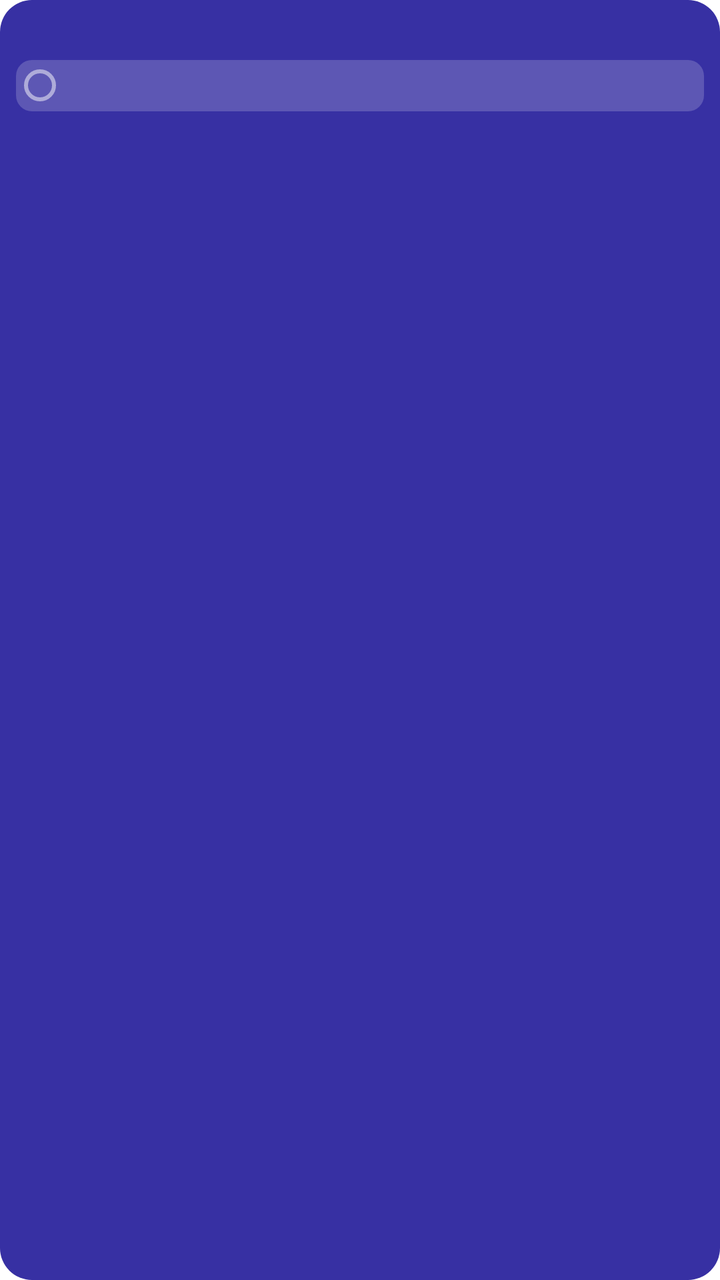
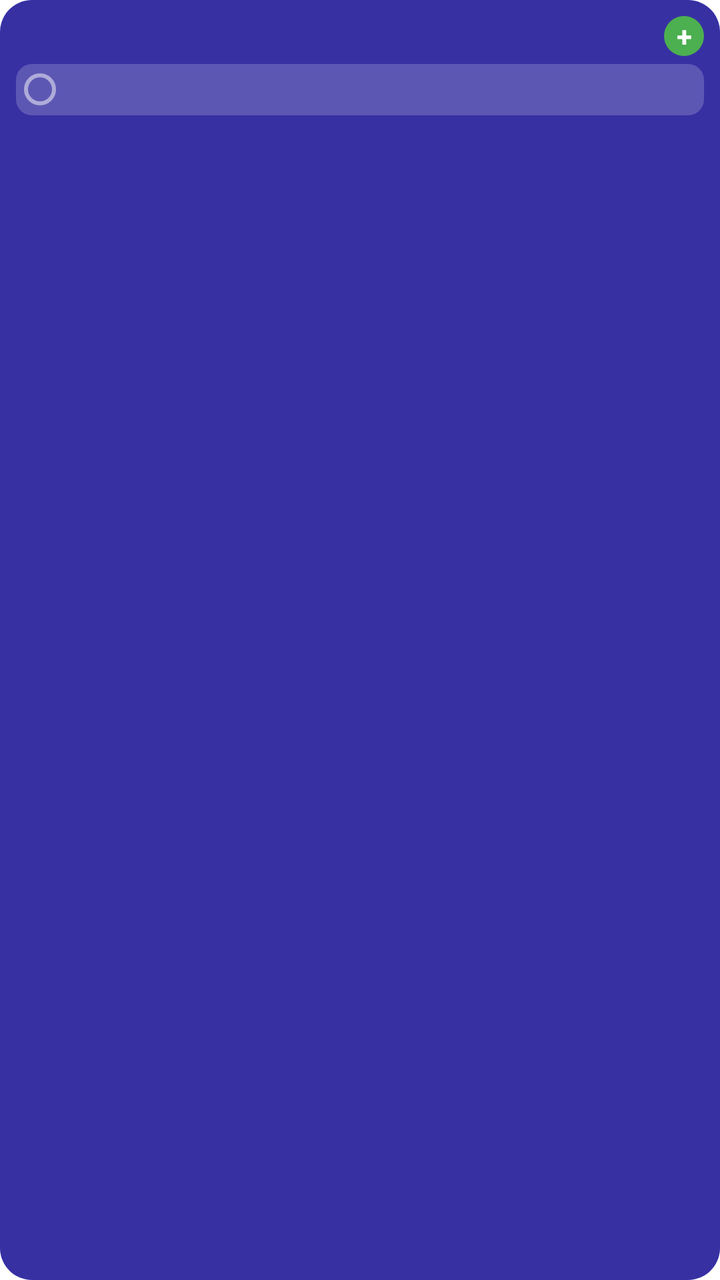

Compare the two renders of this Android layout. The source of the first and the diff that turns it into the second are given below.
<!-- AndroidManifest.xml: fallback theme Theme.MaterialComponents.DayNight.NoActionBar -->
<!-- res/layout/task_widget.xml -->
﻿<?xml version="1.0" encoding="utf-8"?>
<LinearLayout xmlns:android="http://schemas.android.com/apk/res/android"
    android:id="@+id/widget_container" android:layout_width="match_parent" android:layout_height="match_parent"
    android:background="@drawable/widget_background" android:orientation="vertical" android:padding="8dp">
    <LinearLayout android:layout_width="match_parent" android:layout_height="wrap_content" android:gravity="center_vertical">
        <ImageView android:layout_width="18dp" android:layout_height="18dp" android:src="@mipmap/ic_launcher"/>
        <TextView android:id="@+id/widget_title" android:layout_width="0dp" android:layout_height="wrap_content"
            android:layout_weight="1" android:layout_marginStart="6dp" android:textColor="#FFFFFF" android:textSize="13sp" android:textStyle="bold"/>
    </LinearLayout>
    <LinearLayout android:id="@+id/empty_container" android:layout_width="match_parent" android:layout_height="0dp"
        android:layout_weight="1" android:gravity="center" android:padding="6dp" android:visibility="gone">
        <TextView android:id="@+id/empty_text" android:layout_width="match_parent" android:layout_height="match_parent"
            android:gravity="center" android:maxLines="3" android:ellipsize="end" android:fontFamily="@font/caveat" android:textColor="#F2FFFFFF"
            android:autoSizeTextType="uniform" android:autoSizeMinTextSize="9sp" android:autoSizeMaxTextSize="17sp" android:autoSizeStepGranularity="1sp"/>
    </LinearLayout>
    <LinearLayout android:layout_width="match_parent" android:layout_height="0dp" android:layout_weight="1"
        android:layout_marginTop="4dp" android:orientation="vertical">
        <LinearLayout android:id="@+id/task_row_1" android:layout_width="match_parent" android:layout_height="wrap_content"
            android:layout_marginBottom="2dp" android:background="@drawable/widget_row_bg" android:gravity="center_vertical" android:padding="4dp">
            <ImageView android:id="@+id/task_checkbox_1" android:layout_width="16dp" android:layout_height="16dp" android:background="@drawable/widget_checkbox"/>
            <TextView android:id="@+id/priority_dot_1" android:layout_width="wrap_content" android:layout_height="wrap_content" android:text="●" android:textSize="8sp" android:textColor="#EF5350" android:layout_marginStart="3dp" android:visibility="gone"/>
            <TextView android:id="@+id/task_title_1" android:layout_width="0dp" android:layout_height="wrap_content"
                android:layout_marginStart="4dp" android:layout_weight="1" android:ellipsize="end" android:maxLines="1" android:textColor="#FFFFFF" android:textSize="13sp"/>
        </LinearLayout>
        <LinearLayout android:id="@+id/task_row_2" android:layout_width="match_parent" android:layout_height="wrap_content"
            android:layout_marginBottom="2dp" android:background="@drawable/widget_row_bg" android:gravity="center_vertical" android:padding="4dp" android:visibility="gone">
            <ImageView android:id="@+id/task_checkbox_2" android:layout_width="16dp" android:layout_height="16dp" android:background="@drawable/widget_checkbox"/>
            <TextView android:id="@+id/priority_dot_2" android:layout_width="wrap_content" android:layout_height="wrap_content" android:text="●" android:textSize="8sp" android:textColor="#EF5350" android:layout_marginStart="3dp" android:visibility="gone"/>
            <TextView android:id="@+id/task_title_2" android:layout_width="0dp" android:layout_height="wrap_content"
                android:layout_marginStart="4dp" android:layout_weight="1" android:ellipsize="end" android:maxLines="1" android:textColor="#FFFFFF" android:textSize="13sp"/>
        </LinearLayout>
        <LinearLayout android:id="@+id/task_row_3" android:layout_width="match_parent" android:layout_height="wrap_content"
            android:background="@drawable/widget_row_bg" android:gravity="center_vertical" android:padding="4dp" android:visibility="gone">
            <ImageView android:id="@+id/task_checkbox_3" android:layout_width="16dp" android:layout_height="16dp" android:background="@drawable/widget_checkbox"/>
            <TextView android:id="@+id/priority_dot_3" android:layout_width="wrap_content" android:layout_height="wrap_content" android:text="●" android:textSize="8sp" android:textColor="#EF5350" android:layout_marginStart="3dp" android:visibility="gone"/>
            <TextView android:id="@+id/task_title_3" android:layout_width="0dp" android:layout_height="wrap_content"
                android:layout_marginStart="4dp" android:layout_weight="1" android:ellipsize="end" android:maxLines="1" android:textColor="#FFFFFF" android:textSize="13sp"/>
        </LinearLayout>
    </LinearLayout>
</LinearLayout>
<!-- resources referenced by this layout -->
<resources>
  <!-- drawable widget_background (drawable) -->
  ﻿<?xml version="1.0" encoding="utf-8"?>
  <shape xmlns:android="http://schemas.android.com/apk/res/android" android:shape="rectangle">
      <solid android:color="#FF3730A3" />
      <corners android:radius="16dp" />
  </shape>
  <!-- drawable widget_checkbox (drawable) -->
  ﻿<?xml version="1.0" encoding="utf-8"?>
  <shape xmlns:android="http://schemas.android.com/apk/res/android" android:shape="oval">
      <stroke android:width="2dp" android:color="#80FFFFFF" />
      <size android:width="20dp" android:height="20dp" />
  </shape>
  <!-- drawable widget_row_bg (drawable) -->
  ﻿<?xml version="1.0" encoding="utf-8"?>
  <shape xmlns:android="http://schemas.android.com/apk/res/android" android:shape="rectangle">
      <solid android:color="#30FFFFFF" />
      <corners android:radius="8dp" />
  </shape>
  <!-- mipmap ic_launcher (mipmap-anydpi-v26) -->
  <?xml version="1.0" encoding="utf-8"?>
  <adaptive-icon xmlns:android="http://schemas.android.com/apk/res/android">
    <background android:drawable="@mipmap/ic_launcher_background"/>
    <foreground android:drawable="@mipmap/ic_launcher_foreground"/>
    <monochrome android:drawable="@mipmap/ic_launcher_monochrome"/>
  </adaptive-icon>
</resources>

<!-- the commit's change to res/layout/task_widget.xml (unified diff, before → after) -->
@@ -6,12 +6,21 @@
         <ImageView android:layout_width="18dp" android:layout_height="18dp" android:src="@mipmap/ic_launcher"/>
         <TextView android:id="@+id/widget_title" android:layout_width="0dp" android:layout_height="wrap_content"
             android:layout_weight="1" android:layout_marginStart="6dp" android:textColor="#FFFFFF" android:textSize="13sp" android:textStyle="bold"/>
+        <TextView android:id="@+id/widget_add_btn" android:layout_width="20dp" android:layout_height="20dp"
+            android:background="@drawable/widget_add_btn_bg" android:gravity="center" android:text="+"
+            android:textColor="#FFFFFF" android:textSize="14sp" android:textStyle="bold"
+            android:contentDescription="@string/widget_add_task"/>
     </LinearLayout>
     <LinearLayout android:id="@+id/empty_container" android:layout_width="match_parent" android:layout_height="0dp"
-        android:layout_weight="1" android:gravity="center" android:padding="6dp" android:visibility="gone">
+        android:layout_weight="1" android:orientation="vertical" android:gravity="center" android:padding="6dp" android:visibility="gone">
         <TextView android:id="@+id/empty_text" android:layout_width="match_parent" android:layout_height="match_parent"
             android:gravity="center" android:maxLines="3" android:ellipsize="end" android:fontFamily="@font/caveat" android:textColor="#F2FFFFFF"
             android:autoSizeTextType="uniform" android:autoSizeMinTextSize="9sp" android:autoSizeMaxTextSize="17sp" android:autoSizeStepGranularity="1sp"/>
+        
+        <TextView android:id="@+id/empty_context" android:layout_width="match_parent" android:layout_height="match_parent"
+            android:gravity="center" android:maxLines="3" android:ellipsize="end" android:textColor="#FFFFFF" android:textStyle="bold"
+            android:autoSizeTextType="uniform" android:autoSizeMinTextSize="9sp" android:autoSizeMaxTextSize="15sp" android:autoSizeStepGranularity="1sp"
+            android:visibility="gone"/>
     </LinearLayout>
     <LinearLayout android:layout_width="match_parent" android:layout_height="0dp" android:layout_weight="1"
         android:layout_marginTop="4dp" android:orientation="vertical">
<!-- resource entries referenced after the edit -->
@@ -1,5 +1,11 @@
 <!-- resources referenced by this layout -->
 <resources>
+  <!-- drawable widget_add_btn_bg (drawable) -->
+  <?xml version="1.0" encoding="utf-8"?>
+  <shape xmlns:android="http://schemas.android.com/apk/res/android"
+      android:shape="oval">
+      <solid android:color="#4CAF50" />
+  </shape>
   <!-- drawable widget_background (drawable) -->
   ﻿<?xml version="1.0" encoding="utf-8"?>
   <shape xmlns:android="http://schemas.android.com/apk/res/android" android:shape="rectangle">
@@ -25,5 +31,6 @@
     <foreground android:drawable="@mipmap/ic_launcher_foreground"/>
     <monochrome android:drawable="@mipmap/ic_launcher_monochrome"/>
   </adaptive-icon>
+  <string name="widget_add_task">Add task</string>
 </resources>
 
